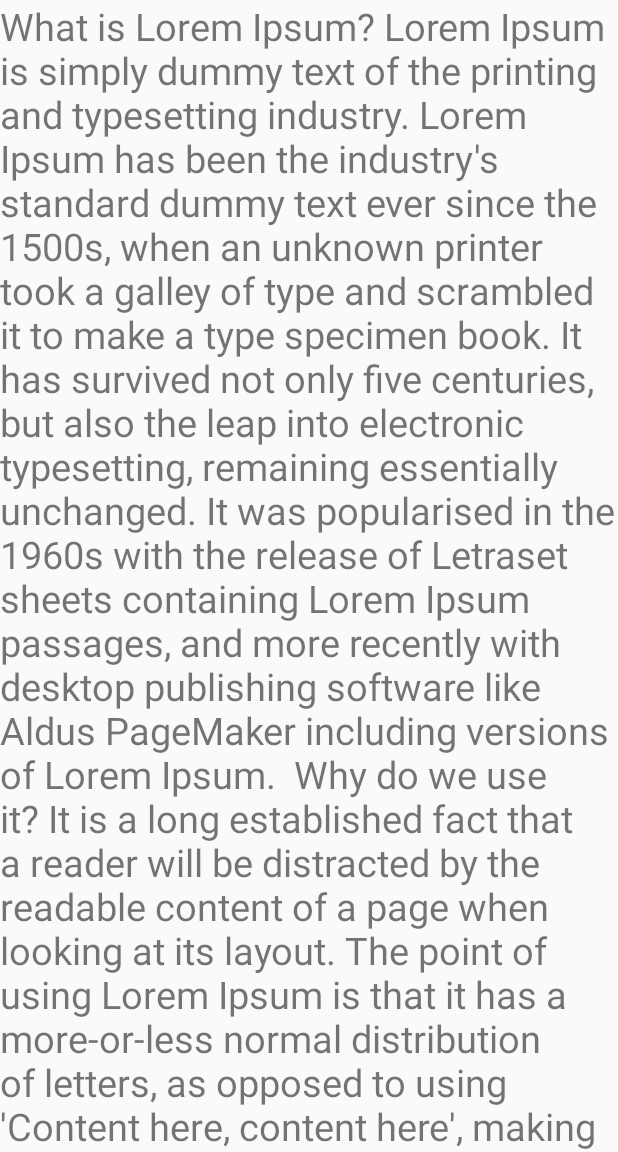
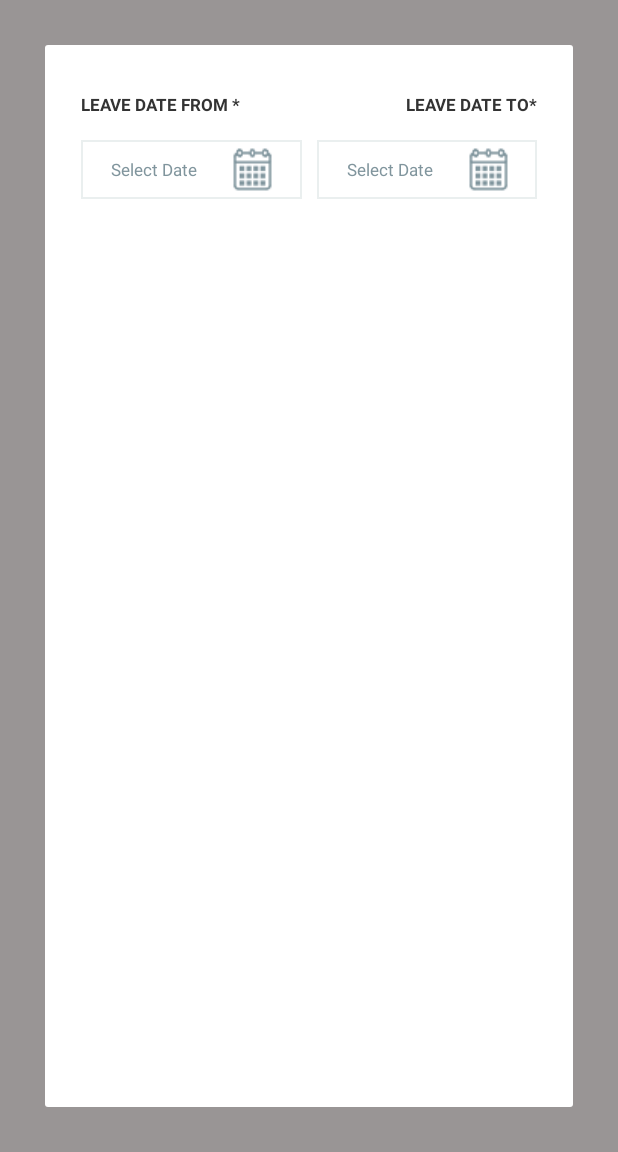
Before and after one commit to Amaann/AdminProject, an Android app: the screen it shows after launch (HomeActivity), in the side drawer, after a tap on "My Leaves", on a phone screen of 412 x 824 dp, the part 84-1236 px from its top. Run offline under Robolectric (Android 15) with nearby library versions, the phone set to English and light mode, and no system bars.

Commit message:
created leave fragment

```diff
--- /dev/null
+++ b/app/src/main/res/drawable/date_range.xml
@@ -0,0 +1,9 @@
+<vector xmlns:android="http://schemas.android.com/apk/res/android"
+        android:width="24dp"
+        android:height="24dp"
+        android:viewportWidth="24.0"
+        android:viewportHeight="24.0">
+    <path
+        android:fillColor="#FF000000"
+        android:pathData="M9,11L7,11v2h2v-2zM13,11h-2v2h2v-2zM17,11h-2v2h2v-2zM19,4h-1L18,2h-2v2L8,4L8,2L6,2v2L5,4c-1.11,0 -1.99,0.9 -1.99,2L3,20c0,1.1 0.89,2 2,2h14c1.1,0 2,-0.9 2,-2L21,6c0,-1.1 -0.9,-2 -2,-2zM19,20L5,20L5,9h14v11z"/>
+</vector>
--- /dev/null
+++ b/app/src/main/res/drawable/edit_text_box.xml
@@ -0,0 +1,9 @@
+<?xml version="1.0" encoding="utf-8"?>
+
+<shape xmlns:android="http://schemas.android.com/apk/res/android"
+    android:shape="rectangle" >
+    <solid android:color="#ffffff" />
+    <stroke
+        android:width="1dip"
+        android:color="#eaefef" />
+</shape>
--- a/app/src/main/res/layout/fragment_leaves.xml
+++ b/app/src/main/res/layout/fragment_leaves.xml
@@ -1,93 +1,149 @@
 <?xml version="1.0" encoding="utf-8"?>
-<android.support.v4.widget.NestedScrollView xmlns:android="http://schemas.android.com/apk/res/android"
+<FrameLayout xmlns:android="http://schemas.android.com/apk/res/android"
+    xmlns:app="http://schemas.android.com/apk/res-auto"
     xmlns:tools="http://schemas.android.com/tools"
     android:layout_width="match_parent"
     android:layout_height="match_parent"
-    xmlns:app="http://schemas.android.com/apk/res-auto"
+    android:background="#999595"
     tools:context=".LeavesFragment">
 
+
+    <android.support.v7.widget.CardView
+        android:id="@+id/Id_CardView"
+        android:layout_width="match_parent"
+        android:layout_height="match_parent"
+        android:layout_margin="30dp">
+
+
         <android.support.constraint.ConstraintLayout
-        android:id="@+id/cons"
+            android:id="@+id/Id_Cl_Main"
             android:layout_width="match_parent"
-        android:layout_height="wrap_content">
+            android:layout_height="wrap_content"
+            android:layout_margin="16dp">
 
+            <TextView
+                android:id="@+id/Id_Tv_LeaveDateFrom"
+                android:layout_width="wrap_content"
+                android:layout_height="wrap_content"
+                android:layout_marginLeft="8dp"
+                android:layout_marginStart="8dp"
+                android:layout_marginTop="16dp"
+                android:text="LEAVE DATE FROM *"
+                android:textColor="#333333"
+                android:textSize="11sp"
+                android:textStyle="bold"
+                app:layout_constraintStart_toStartOf="parent"
+                app:layout_constraintTop_toTopOf="parent" />
+
+            <android.support.constraint.ConstraintLayout
+
+                android:id="@+id/Id_Cl_LeaveDateFrom"
+                android:layout_width="0dp"
+                android:layout_height="wrap_content"
+                android:layout_marginBottom="8dp"
+                android:layout_marginTop="16dp"
+                android:background="@drawable/edit_text_box"
+                app:layout_constraintBottom_toBottomOf="parent"
+                app:layout_constraintEnd_toStartOf="@+id/Id_Cl_LeaveDateTo"
+                app:layout_constraintStart_toStartOf="@+id/Id_Tv_LeaveDateFrom"
+                app:layout_constraintTop_toBottomOf="@+id/Id_Tv_LeaveDateFrom">
 
 
                 <TextView
-                android:id="@+id/TextView"
-                android:layout_width="match_parent"
+                    android:id="@+id/Id_Tv_SelectFromDate"
+                    android:layout_width="0dp"
                     android:layout_height="wrap_content"
-                android:text="What is Lorem Ipsum?
-Lorem Ipsum is simply dummy text of the printing and typesetting industry. Lorem Ipsum has been the industry's standard dummy text ever since the 1500s, when an unknown printer took a galley of type and scrambled it to make a type specimen book. It has survived not only five centuries, but also the leap into electronic typesetting, remaining essentially unchanged. It was popularised in the 1960s with the release of Letraset sheets containing Lorem Ipsum passages, and more recently with desktop publishing software like Aldus PageMaker including versions of Lorem Ipsum.
+                    android:layout_marginBottom="8dp"
+                    android:layout_marginLeft="16dp"
+                    android:layout_marginStart="16dp"
+                    android:layout_marginTop="8dp"
+                    android:padding="4dp"
+                    android:text="Select Date"
+                    android:textColor="#80959d"
+                    android:textSize="11sp"
+                    app:layout_constraintBottom_toBottomOf="parent"
+                    app:layout_constraintStart_toStartOf="parent"
+                    app:layout_constraintTop_toTopOf="parent" />
 
-Why do we use it?
-It is a long established fact that a reader will be distracted by the readable content of a page when looking at its layout. The point of using Lorem Ipsum is that it has a more-or-less normal distribution of letters, as opposed to using 'Content here, content here', making it look like readable English. Many desktop publishing packages and web page editors now use Lorem Ipsum as their default model text, and a search for 'lorem ipsum' will uncover many web sites still in their infancy. Various versions have evolved over the years, sometimes by accident, sometimes on purpose (injected humour and the like).
+                <ImageView
+                    android:id="@+id/Id_Iv_Calander_From"
+                    android:layout_width="wrap_content"
+                    android:layout_height="wrap_content"
+                    android:layout_marginBottom="4dp"
+                    android:layout_marginEnd="8dp"
+                    android:layout_marginLeft="8dp"
+                    android:layout_marginRight="8dp"
+                    android:layout_marginStart="8dp"
+                    android:layout_marginTop="4dp"
+                    android:src="@drawable/calendar"
+                    app:layout_constraintBottom_toBottomOf="parent"
+                    app:layout_constraintEnd_toEndOf="parent"
+                    app:layout_constraintStart_toEndOf="@+id/Id_Tv_SelectFromDate"
+                    app:layout_constraintTop_toTopOf="parent" />
 
- The standard Lorem Ipsum passage, used since the 1500s
- consectetur adipiscing elit, sed do eiusmod tempor incididunt ut labore et dolore
-        magna aliqua. Ut enim ad minim veniam, quis nostrud exercitation ullamco laboris nisi ut
-        aliquip ex ea commodo consequat. Duis aute irure dolor in reprehenderit in voluptate velit
-        esse cillum dolore eu fugiat nulla pariatur. Excepteur sint occaecat cupidatat non proident,
-        sunt in culpa qui officia deserunt mollit anim id est laborum.
+            </android.support.constraint.ConstraintLayout>
 
-        Section 1.10.32 of de Finibus Bonorum et Malorum, written by Cicero in 45 BC
-        Sed ut perspiciatis unde omnis iste natus error sit voluptatem accusantium doloremque
-        laudantium, totam rem aperiam, eaque ipsa quae ab illo inventore veritatis et quasi
-        architecto beatae vitae dicta sunt explicabo. Nemo enim ipsam voluptatem quia voluptas sit
-        aspernatur aut odit aut fugit, sed quia consequuntur magni dolores eos qui ratione
-        voluptatem sequi nesciunt. Neque porro quisquam est, qui dolorem ipsum quia dolor sit amet,
-        consectetur, adipisci velit, sed quia non numquam eius modi tempora incidunt ut labore et
-        dolore magnam aliquam quaerat voluptatem. Ut enim ad minima veniam, quis nostrum
-        exercitationem ullam corporis suscipit laboriosam, nisi ut aliquid ex ea commodi
-        consequatur? Quis autem vel eum iure reprehenderit qui in ea voluptate velit esse quam nihil
-        molestiae consequatur, vel illum qui dolorem eum fugiat quo voluptas nulla pariatur?
+            <TextView
+                android:id="@+id/Id_Tv_LeaveDateTo"
+                android:layout_width="wrap_content"
+                android:layout_height="wrap_content"
+                android:layout_marginEnd="8dp"
+                android:layout_marginRight="8dp"
+                android:text="LEAVE DATE TO*"
+                android:textColor="#333333"
+                android:textSize="11sp"
+                android:textStyle="bold"
+                app:layout_constraintBaseline_toBaselineOf="@+id/Id_Tv_LeaveDateFrom"
+                app:layout_constraintEnd_toEndOf="parent" />
 
-        1914 translation by H. Rackham
-        But I must explain to you how all this mistaken idea of denouncing pleasure and praising
-        pain was born and I will give you a complete account of the system, and expound the actual
-        teachings of the great explorer of the truth, the master-builder of human happiness. No one
-        rejects, dislikes, or avoids pleasure itself, because it is pleasure, but because those who
-        do not know how to pursue pleasure rationally encounter consequences that are extremely
-        painful. Nor again is there anyone who loves or pursues or desires to obtain pain of itself,
-        because it is pain, but because occasionally circumstances occur in which toil and pain can
-        procure him some great pleasure. To take a trivial example, which of us ever undertakes
-        laborious physical exercise, except to obtain some advantage from it? But who has any right
-        to find fault with a man who chooses to enjoy a pleasure that has no annoying consequences,
-        or one who avoids a pain that produces no resultant pleasure?
+            <android.support.constraint.ConstraintLayout
+                android:id="@+id/Id_Cl_LeaveDateTo"
+                android:layout_width="0dp"
+                android:layout_height="wrap_content"
+                android:layout_marginLeft="10dp"
+                android:layout_marginStart="10dp"
+                android:background="@drawable/edit_text_box"
+                app:layout_constraintEnd_toEndOf="@+id/Id_Tv_LeaveDateTo"
+                app:layout_constraintStart_toEndOf="@+id/Id_Cl_LeaveDateFrom"
+                app:layout_constraintTop_toTopOf="@+id/Id_Cl_LeaveDateFrom">
 
-        Section 1.10.33 ofde Finibus Bonorum et Malorum, written by Cicero in 45 BC
-        At vero eos et accusamus et iusto odio dignissimos ducimus qui blanditiis praesentium
-        voluptatum deleniti atque corrupti quos dolores et quas molestias excepturi sint occaecati
-        cupiditate non provident, similique sunt in culpa qui officia deserunt mollitia animi, id
-        est laborum et dolorum fuga. Et harum quidem rerum facilis est et expedita distinctio. Nam
-        libero tempore, cum soluta nobis est eligendi optio cumque nihil impedit quo minus id quod
-        maxime placeat facere possimus, omnis voluptas assumenda est, omnis dolor repellendus.
-        Temporibus autem quibusdam et aut officiis debitis aut rerum necessitatibus saepe eveniet ut
-        et voluptates repudiandae sint et molestiae non recusandae. Itaque earum rerum hic tenetur a
-        sapiente delectus, ut aut reiciendis voluptatibus maiores alias consequatur aut perferendis
-        doloribus asperiores repellat.
+                <TextView
+                    android:id="@+id/tv_select_to_date"
+                    android:layout_width="0dp"
+                    android:layout_height="wrap_content"
+                    android:layout_marginBottom="8dp"
+                    android:layout_marginLeft="16dp"
+                    android:layout_marginStart="16dp"
+                    android:layout_marginTop="8dp"
+                    android:padding="4dp"
+                    android:text="Select Date"
+                    android:textColor="#80959d"
+                    android:textSize="11sp"
+                    app:layout_constraintBottom_toBottomOf="parent"
+                    app:layout_constraintStart_toStartOf="parent"
+                    app:layout_constraintTop_toTopOf="parent" />
 
-        1914 translation by H. Rackham
-        On the other hand, we denounce with righteous indignation and dislike men who are so
-        beguiled and demoralized by the charms of pleasure of the moment, so blinded by desire, that
-        they cannot foresee the pain and trouble that are bound to ensue; and equal blame belongs to
-        those who fail in their duty through weakness of will, which is the same as saying through
-        shrinking from toil and pain. These cases are perfectly simple and easy to distinguish. In a
-        free hour, when our power of choice is untrammelled and when nothing prevents our being able
-        to do what we like best, every pleasure is to be welcomed and every pain avoided. But in
-        certain circumstances and owing to the claims of duty or the obligations of business it will
-        frequently occur that pleasures have to be repudiated and annoyances accepted. The wise man
-        therefore always holds in these matters to this principle of selection: he rejects pleasures
-        to secure other greater pleasures, or else he endures pains to avoid worse pains."
-                android:textSize="25sp" />
                 <ImageView
-                app:layout_constraintTop_toBottomOf="@+id/TextView"
-                android:id="@+id/img_view"
-                android:layout_width="80dp"
-                android:layout_height="80dp"
-                android:background="@drawable/aman"/>
+                    android:id="@+id/Id_Iv_Calander_To"
+                    android:layout_width="wrap_content"
+                    android:layout_height="wrap_content"
+                    android:layout_marginBottom="4dp"
+                    android:layout_marginEnd="8dp"
+                    android:layout_marginLeft="8dp"
+                    android:layout_marginRight="8dp"
+                    android:layout_marginStart="8dp"
+                    android:layout_marginTop="4dp"
+                    android:src="@drawable/calendar"
+                    app:layout_constraintBottom_toBottomOf="parent"
+                    app:layout_constraintEnd_toEndOf="parent"
+                    app:layout_constraintStart_toEndOf="@+id/tv_select_to_date"
+                    app:layout_constraintTop_toTopOf="parent" />
+            </android.support.constraint.ConstraintLayout>
+
 
         </android.support.constraint.ConstraintLayout>
 
 
-</android.support.v4.widget.NestedScrollView>
+    </android.support.v7.widget.CardView>
+
+</FrameLayout>
--- a/app/src/main/res/values/styles.xml
+++ b/app/src/main/res/values/styles.xml
@@ -1,11 +1,20 @@
 <resources>
 
     <!-- Base application theme. -->
-    <style name="AppTheme" parent="Theme.AppCompat.Light.DarkActionBar">
+    <style name="AppTheme"
+
+        parent="Theme.AppCompat.Light.DarkActionBar">
         <!-- Customize your theme here. -->
+
         <item name="colorPrimary">@color/colorPrimary</item>
         <item name="colorPrimaryDark">@color/colorPrimaryDark</item>
         <item name="colorAccent">@color/colorAccent</item>
     </style>
 
+    <style name="Divider">
+        <item name="android:layout_width">match_parent</item>
+        <item name="android:layout_height">1dp</item>
+        <item name="android:background">?android:attr/listDivider</item>
+    </style>
+
 </resources>
```
Also changed, not shown: app/src/main/res/drawable/calendar.png. Lines whose indentation alone changed are shown as unchanged.
